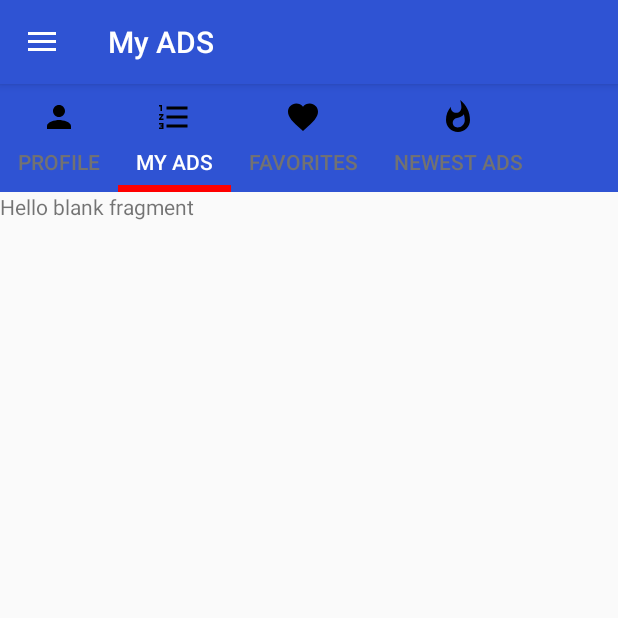
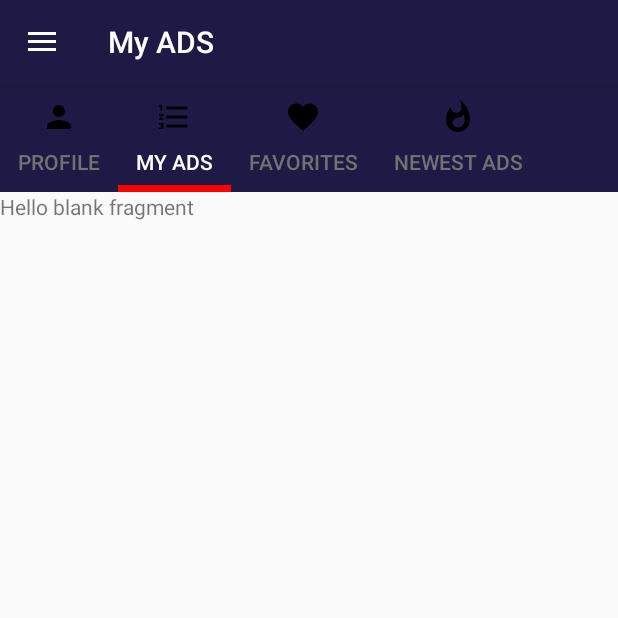
Before and after one commit to abdelrahman93/SahlApps, an Android app: the MainActivity screen opened directly, with no data from a screen before it, tab 2 chosen, on a phone screen of 412 x 824 dp, the top half of it. Run offline under Robolectric (Android 15) with nearby library versions, the phone set to English and light mode, and no system bars; our stand-ins replace ButterKnife; libraries missing offline, so code that uses them is left out: com.karumi.dexter.

Commit message:
applied application styles

```diff
--- a/app/src/main/res/values/styles.xml
+++ b/app/src/main/res/values/styles.xml
@@ -3,9 +3,9 @@
     <!-- Base application theme. -->
     <style name="AppTheme" parent="Theme.AppCompat.Light.DarkActionBar">
         <!-- Customize your theme here. -->
-        <item name="colorPrimary">#2f53d3</item>
-        <item name="colorPrimaryDark">#eadfdf</item>
-        <item name="colorAccent">#FFFFFF</item>
+        <item name="colorPrimary">#1f1a45</item>
+        <item name="colorPrimaryDark">#FFFFFF</item>
+        <item name="colorAccent">#dddddd</item>
     </style>
 
 </resources>
```
